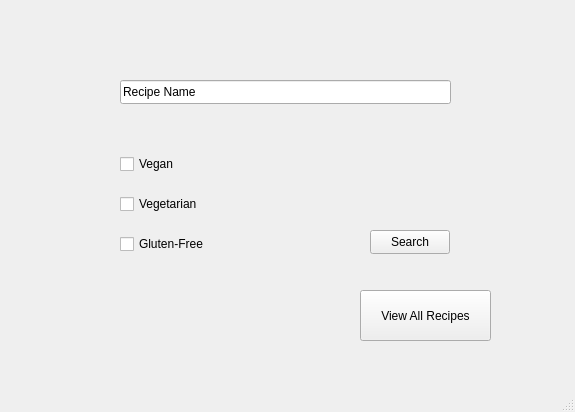
Qt form RecipeMate/openrecipe.ui (RoryStaehelin/cs4076_Project) before a commit.
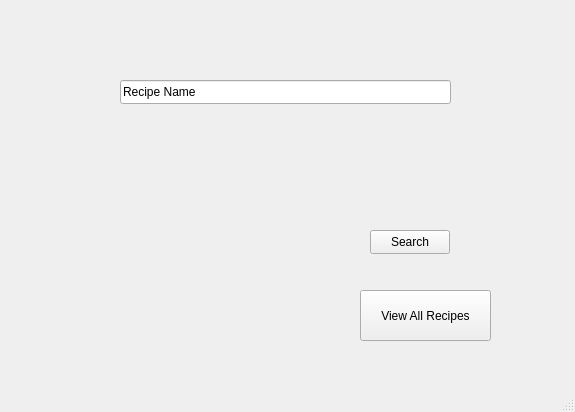
The same form after that commit.

```diff
--- a/RecipeMate/openrecipe.ui
+++ b/RecipeMate/openrecipe.ui
@@ -40,48 +40,6 @@
      <string>Search</string>
     </property>
    </widget>
-   <widget class="QWidget" name="layoutWidget">
-    <property name="geometry">
-     <rect>
-      <x>120</x>
-      <y>140</y>
-      <width>201</width>
-      <height>131</height>
-     </rect>
-    </property>
-    <layout class="QVBoxLayout" name="verticalLayout">
-     <item>
-      <widget class="QCheckBox" name="Vegan">
-       <property name="text">
-        <string>Vegan</string>
-       </property>
-       <attribute name="buttonGroup">
-        <string notr="true">buttonGroup</string>
-       </attribute>
-      </widget>
-     </item>
-     <item>
-      <widget class="QCheckBox" name="Vegetarian">
-       <property name="text">
-        <string>Vegetarian</string>
-       </property>
-       <attribute name="buttonGroup">
-        <string notr="true">buttonGroup</string>
-       </attribute>
-      </widget>
-     </item>
-     <item>
-      <widget class="QCheckBox" name="GlutenFree">
-       <property name="text">
-        <string>Gluten-Free</string>
-       </property>
-       <attribute name="buttonGroup">
-        <string notr="true">buttonGroup</string>
-       </attribute>
-      </widget>
-     </item>
-    </layout>
-   </widget>
    <widget class="QPushButton" name="ViewAllRecipesButton">
     <property name="geometry">
      <rect>
```
